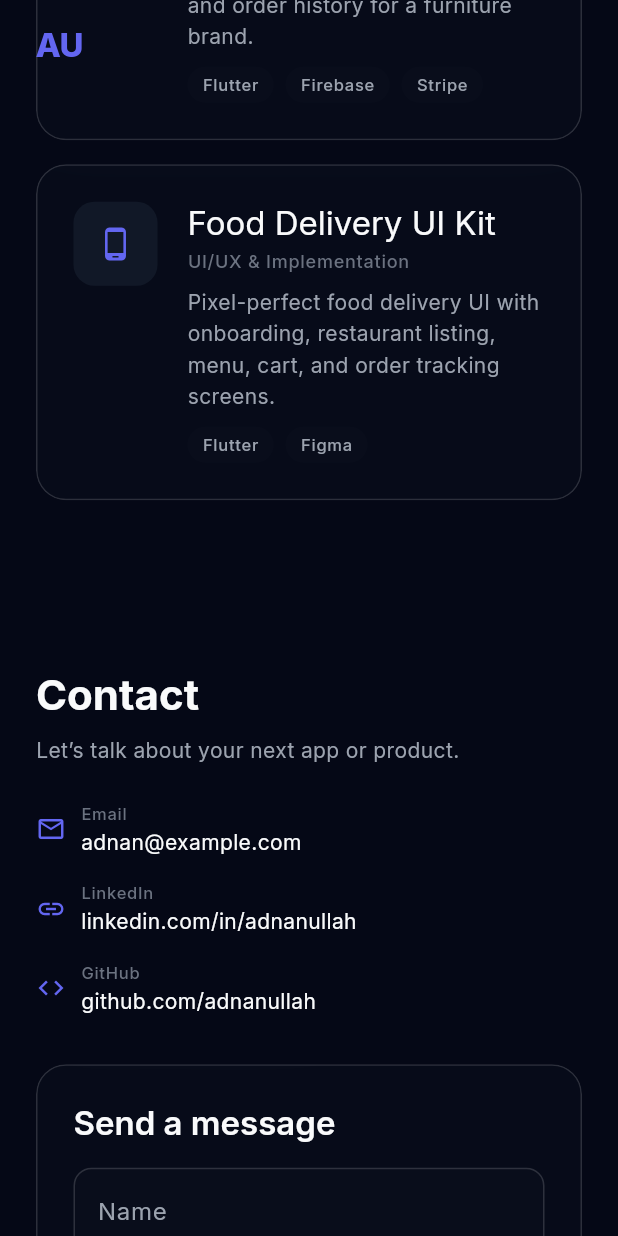
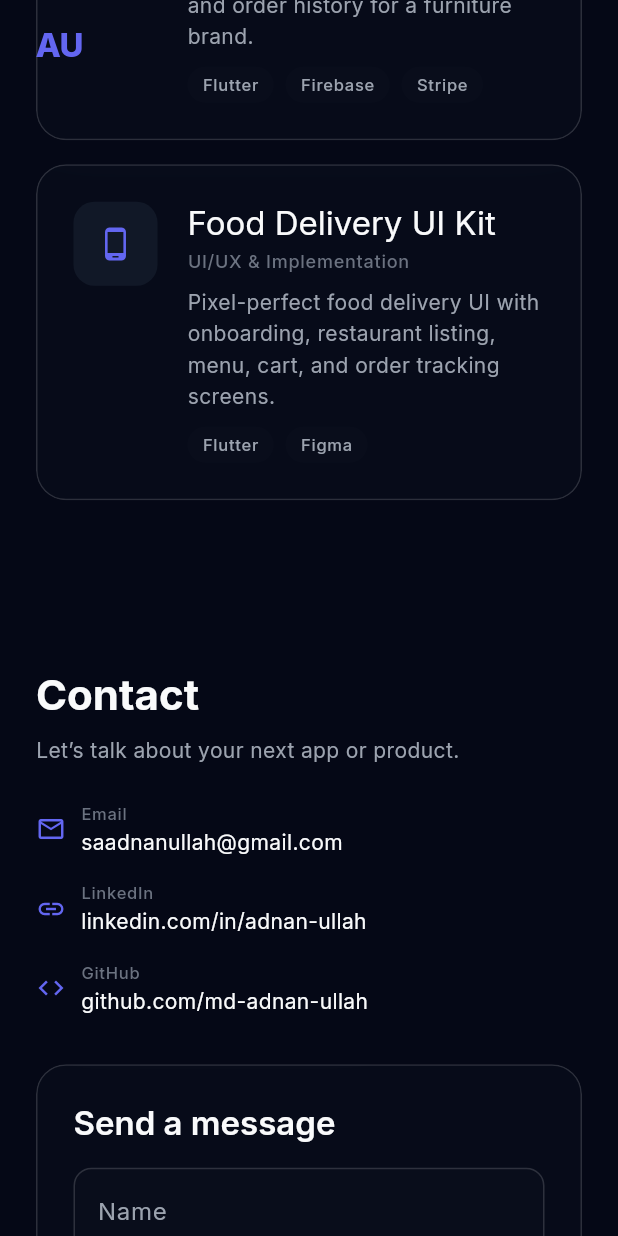
Before and after one commit to md-adnan-ullah/adnan_ullah, a Flutter app: the screen it shows after launch, scrolled down 2880 dp, on a phone screen of 412 x 824 dp. Run offline on Flutter 3.47's test engine with Material 3 defaults, Android fonts, the phone set to English and light mode, and no system bars; drawn by our look-alikes of flutter_animate; our stand-ins replace connectivity_plus, dartz, dio, firebase_core, flutter_screenutil, freezed_annotation and 7 more; accounts and stored records are empty.

```diff
--- a/lib/portfolio/pages/portfolio_home_page.dart
+++ b/lib/portfolio/pages/portfolio_home_page.dart
@@ -580,9 +580,9 @@ class _PortfolioSection extends StatelessWidget {
 class _ContactSection extends StatelessWidget {
   const _ContactSection();
 
-  static const String _email = 'adnan@example.com';
-  static const String _linkedIn = 'https://linkedin.com/in/adnanullah';
-  static const String _github = 'https://github.com/adnanullah';
+  static const String _email = 'saadnanullah@gmail.com';
+  static const String _linkedIn = 'https://linkedin.com/in/adnan-ullah';
+  static const String _github = 'https://github.com/md-adnan-ullah';
 
   @override
   Widget build(BuildContext context) {
@@ -614,13 +614,13 @@ class _ContactSection extends StatelessWidget {
               _ContactRow(
                 icon: Icons.link,
                 label: 'LinkedIn',
-                value: 'linkedin.com/in/adnanullah',
+                value: 'linkedin.com/in/adnan-ullah',
                 onTap: () => _launch(_linkedIn),
               ),
               _ContactRow(
                 icon: Icons.code,
                 label: 'GitHub',
-                value: 'github.com/adnanullah',
+                value: 'github.com/md-adnan-ullah',
                 onTap: () => _launch(_github),
               ),
             ],
```
